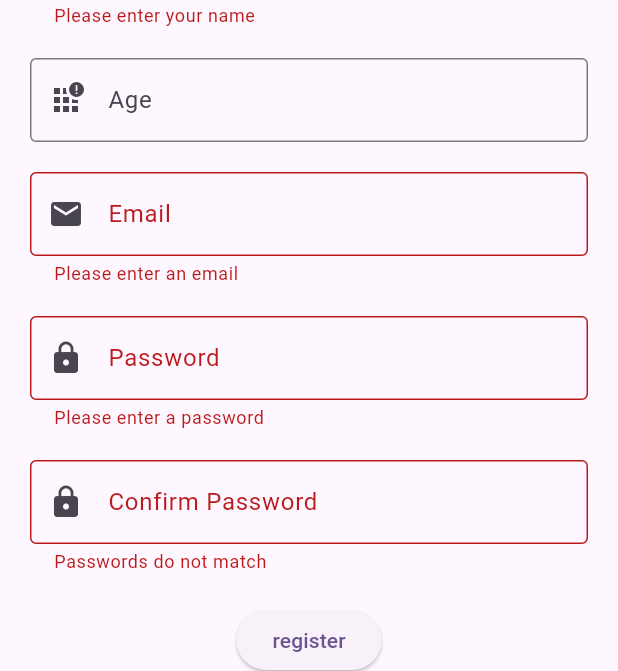
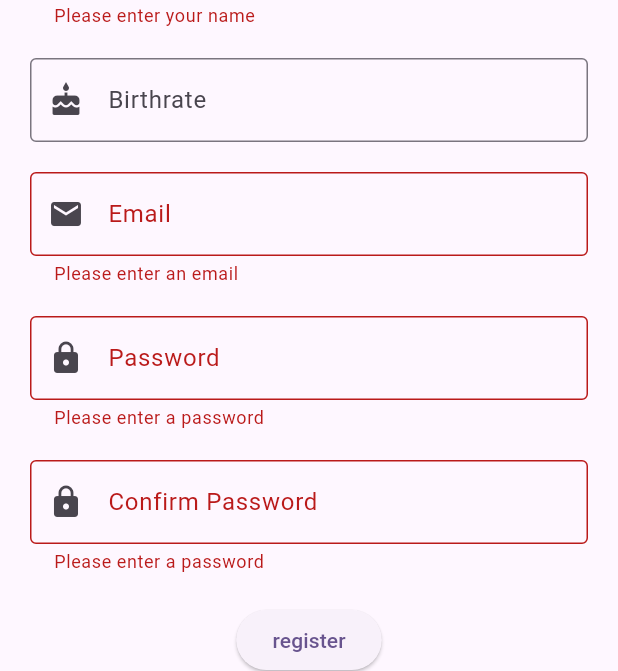
Before and after one commit to Tapakorn086/mobile_learn, a Flutter app: the RegisterScreen screen opened directly, after a tap on "register", on a phone screen of 412 x 824 dp. Shown: the part 200-871 px from the top of the screen. Run offline on Flutter 3.47's test engine with Material 3 defaults, Android fonts, the phone set to English and light mode, and no system bars.

Commit message:
update register change input age -> select birthDate

```diff
--- a/lib/reigster_page/screen/register_screen.dart
+++ b/lib/reigster_page/screen/register_screen.dart
@@ -1,4 +1,5 @@
 import 'package:flutter/material.dart';
+import 'package:intl/intl.dart';
 
 class RegisterScreen extends StatefulWidget {
   const RegisterScreen({super.key});
@@ -9,7 +10,7 @@ class RegisterScreen extends StatefulWidget {
 
 class _RegisterScreen extends State<RegisterScreen> {
   final _nameController = TextEditingController();
-  final _ageController = TextEditingController();
+  final _birthrateController = TextEditingController();
   final _emailController = TextEditingController();
   final _passwordController = TextEditingController();
   final _confirmPasswordController = TextEditingController();
@@ -39,8 +40,10 @@ class _RegisterScreen extends State<RegisterScreen> {
   }
 
   String? _validateConfirmPassword(String? value) {
-    if (value == null || value.isEmpty || value != _passwordController.text) {
-      return 'Passwords do not match';
+    if (value != _passwordController.text) {
+      return 'Passwords not match';
+    } else if (value == null || value.isEmpty) {
+      return 'Please enter a password';
     }
     return null;
   }
@@ -103,11 +106,28 @@ class _RegisterScreen extends State<RegisterScreen> {
                       padding: EdgeInsets.only(bottom: 20.0),
                     ),
                     TextFormField(
-                      controller: _ageController,
+                      controller: _birthrateController,
                       decoration: const InputDecoration(
-                          labelText: 'Age',
-                          prefixIcon: Icon(Icons.apps_outage),
-                          border: OutlineInputBorder()),
+                        labelText: 'Birthrate',
+                        prefixIcon: Icon(Icons.cake),
+                        border: OutlineInputBorder(),
+                      ),
+                      readOnly:
+                          true, // This will prevent the user from typing in the field
+                      onTap: () async {
+                        final DateTime? picked = await showDatePicker(
+                          context: context,
+                          initialDate: DateTime.now(),
+                          firstDate: DateTime(1900),
+                          lastDate: DateTime.now(),
+                        );
+                        if (picked != null) {
+                          setState(() {
+                            _birthrateController.text =
+                                DateFormat('yyyy-MM-dd').format(picked);
+                          });
+                        }
+                      },
                     ),
                     const Padding(
                       padding: EdgeInsets.only(bottom: 20.0),
--- a/pubspec.yaml
+++ b/pubspec.yaml
@@ -11,6 +11,8 @@ dependencies:
     sdk: flutter
   cupertino_icons: ^1.0.6
   font_awesome_flutter: ^10.7.0
+  intl: ^0.17.0
+
 
 dev_dependencies:
   flutter_test:
```
Also changed, not shown: pubspec.lock.
